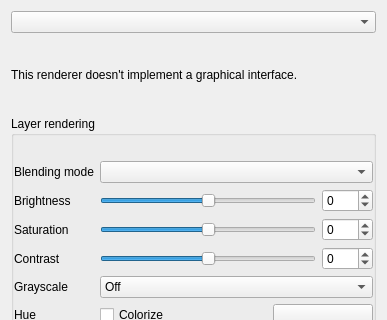
qgis/QGIS, file src/ui/qgsrendererrasterpropswidgetbase.ui: the form before one commit; both pictures show x 0 to 387 and y 0 to 320 of the 387 by 593 pixel window.
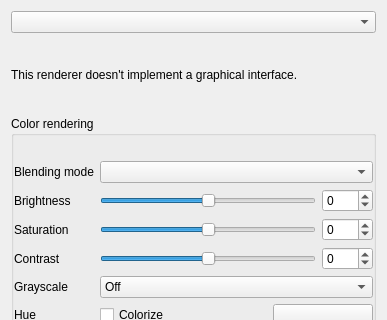
The form after the commit. Icons and pictures are not drawn. Custom widgets are drawn as their Qt base class.

Commit message: Fixes group layer name

Patch:
```diff
--- a/src/ui/qgsrendererrasterpropswidgetbase.ui
+++ b/src/ui/qgsrendererrasterpropswidgetbase.ui
@@ -82,7 +82,7 @@
    <item row="2" column="0">
     <widget class="QgsCollapsibleGroupBox" name="mLayerRenderingBox">
      <property name="title">
-      <string>Layer rendering</string>
+      <string>Color rendering</string>
      </property>
      <property name="saveCollapsedState" stdset="0">
       <bool>true</bool>
```
Left out of the diff: 8 changed lines with no effect on the pictures.
